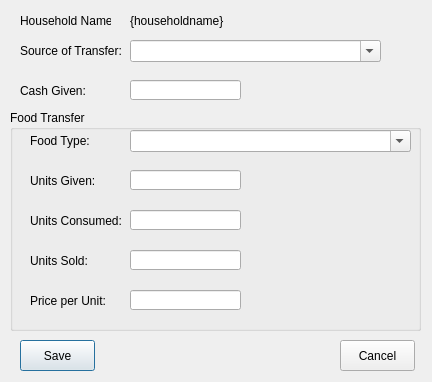
First picture: the form in open-ihm/gui/designs/ui_household_income_gifts.ui, repository snim2mirror/openihm, before the edit.
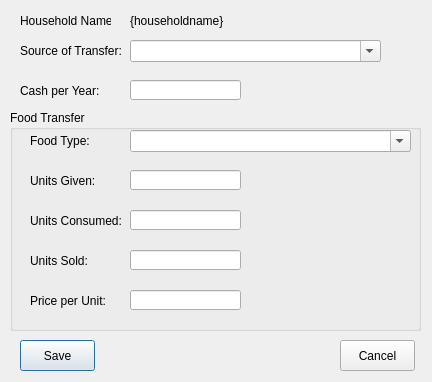
Second picture: the form after the edit.

Commit message: Changed label for fields in transfer and transfer from orgs forms.

The edit to the form file:
```diff
--- a/open-ihm/gui/designs/ui_household_income_gifts.ui
+++ b/open-ihm/gui/designs/ui_household_income_gifts.ui
@@ -85,7 +85,7 @@
     </rect>
    </property>
    <property name="text">
-    <string>Cash Given:</string>
+    <string>Cash per Year:</string>
    </property>
   </widget>
   <widget class="QLabel" name="lblHouseholdName">
```
The commit also changes 3 other files.
